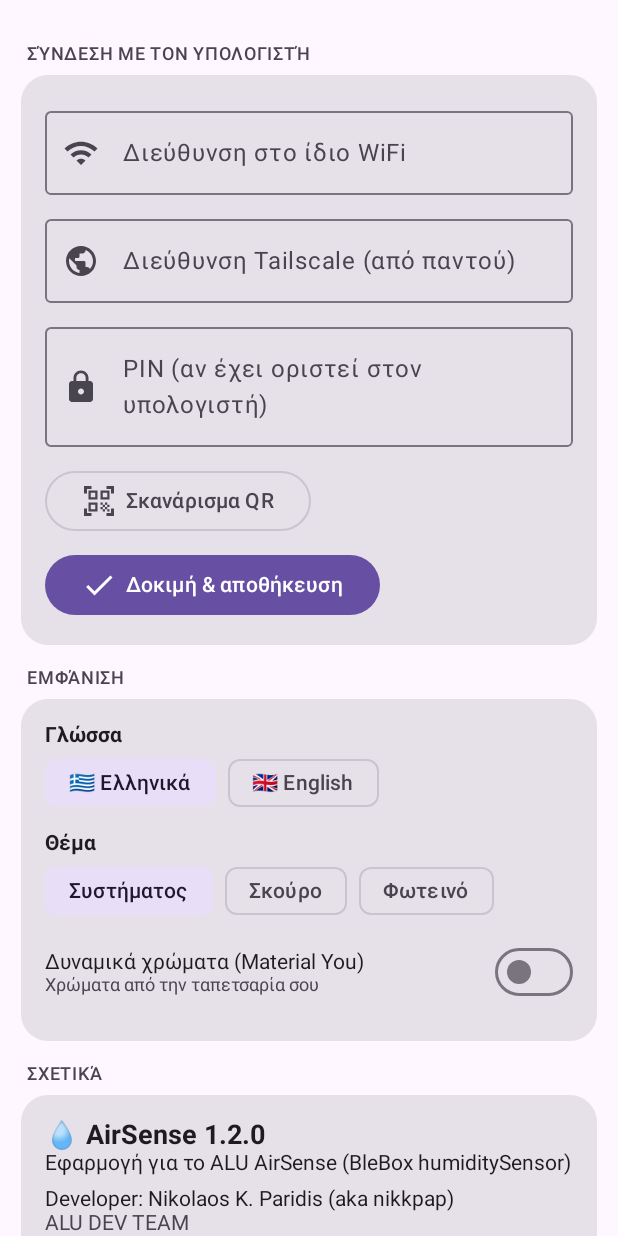
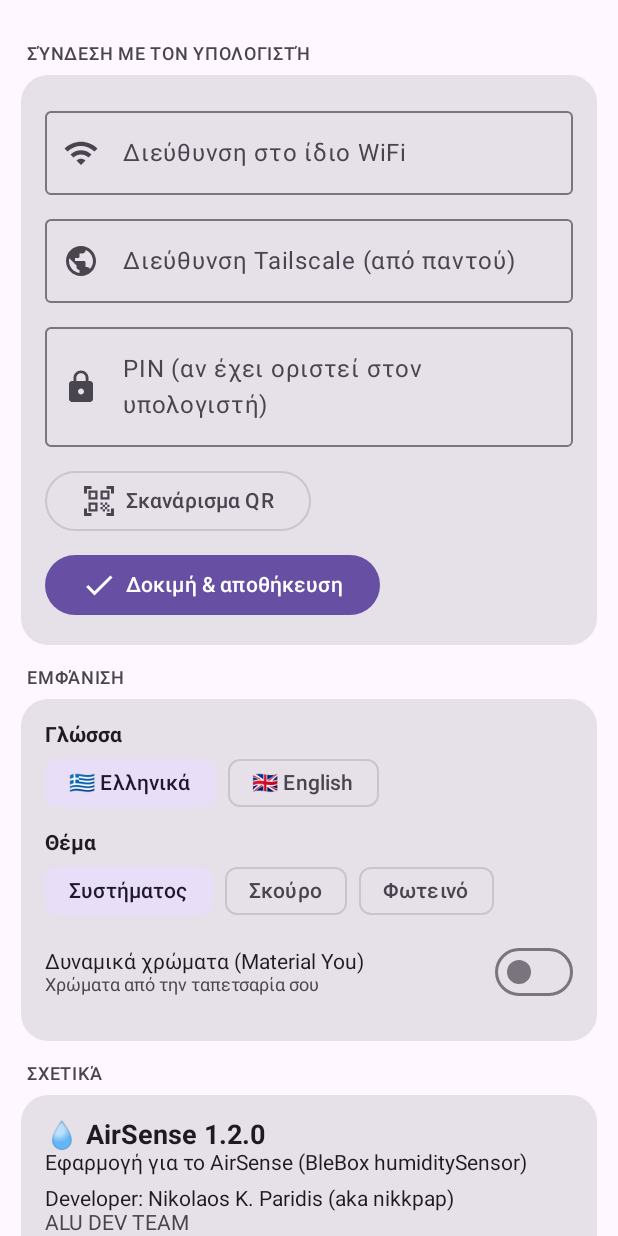
Before and after one commit to nikkpap/AirSense, an Android app built with Jetpack Compose: the composable SettingsScreen shown on its own in the app's theme, on a phone screen of 412 x 824 dp. Run offline under Robolectric (Android 15) with nearby library versions, the phone set to English and light mode, and no system bars; libraries missing offline, so code that uses them is left out: com.google.mlkit.vision.

Commit message:
Όνομα: AirSense (χωρίς ALU) · Android debug APK όταν δεν υπάρχει κλειδί υπογραφής
Co-Authored-By: Claude Opus 5.5 <noreply@anthropic.com>
Claude-Session: https://claude.ai/code/session_01XQ2geKdyRBE4hvp9Da3vYn

```diff
--- a/android/app/src/main/java/gr/nikkpap/airsense/data/Api.kt
+++ b/android/app/src/main/java/gr/nikkpap/airsense/data/Api.kt
@@ -12,7 +12,7 @@ class ApiException(msg: String, val code: Int = 0) : Exception(msg)
 fun enc(s: String): String = URLEncoder.encode(s, "UTF-8")
 
 /**
- * Client για τον server του ALU AirSense (.pyw).
+ * Client για τον server του AirSense (.pyw).
  * Δοκιμάζει πρώτα τη διεύθυνση που δούλεψε τελευταία, μετά τοπική και Tailscale.
  */
 class Api(private val p: Prefs) {
--- a/android/app/src/main/java/gr/nikkpap/airsense/ui/ManageScreen.kt
+++ b/android/app/src/main/java/gr/nikkpap/airsense/ui/ManageScreen.kt
@@ -40,7 +40,7 @@ fun ManageScreen(vm: MainViewModel, ui: UiState) {
         // ── υπολογιστής ──
         item {
             HCard {
-                Text("💻 ALU AirSense ${st?.version ?: ""}", fontWeight = FontWeight.Bold)
+                Text("💻 AirSense ${st?.version ?: ""}", fontWeight = FontWeight.Bold)
                 Text(vm.api.currentBase(), fontSize = 12.sp, color = MaterialTheme.colorScheme.onSurfaceVariant)
                 if (st != null) Text(tr("Μέτρηση κάθε ${st.pollSeconds}″", "Measuring every ${st.pollSeconds}″"), fontSize = 13.sp)
                 if (st?.scanRunning == true) {
--- a/android/app/src/main/java/gr/nikkpap/airsense/ui/SettingsScreen.kt
+++ b/android/app/src/main/java/gr/nikkpap/airsense/ui/SettingsScreen.kt
@@ -45,14 +45,14 @@ fun SettingsScreen(vm: MainViewModel, ui: UiState) {
         SectionTitle(tr("Σχετικά", "About"))
         HCard {
             Text("💧 AirSense ${BuildConfig.VERSION_NAME}", fontWeight = FontWeight.Bold, fontSize = 18.sp)
-            Text(tr("Εφαρμογή για το ALU AirSense (BleBox humiditySensor)", "Companion app for ALU AirSense (BleBox humiditySensor)"))
+            Text(tr("Εφαρμογή για το AirSense (BleBox humiditySensor)", "Companion app for AirSense (BleBox humiditySensor)"))
             Spacer(Modifier.height(8.dp))
             Text("Developer: Nikolaos K. Paridis (aka nikkpap)")
             Text("ALU DEV TEAM", color = MaterialTheme.colorScheme.onSurfaceVariant)
             Spacer(Modifier.height(8.dp))
             Text(tr("Καιρός: Open-Meteo.com (CC BY 4.0)", "Weather data: Open-Meteo.com (CC BY 4.0)"), fontSize = 12.sp,
                 color = MaterialTheme.colorScheme.onSurfaceVariant)
-            Text(tr("Server: ALU AirSense v1.4.1+ στον υπολογιστή (λεκτικά μέσα/έξω: v1.5.8+)", "Server: ALU AirSense v1.4.1+ on the PC (in/out labels: v1.5.8+)"),
+            Text(tr("Server: AirSense v1.4.1+ στον υπολογιστή (λεκτικά μέσα/έξω: v1.5.8+)", "Server: AirSense v1.4.1+ on the PC (in/out labels: v1.5.8+)"),
                 fontSize = 12.sp, color = MaterialTheme.colorScheme.onSurfaceVariant)
             Spacer(Modifier.height(8.dp))
             OutlinedButton(onClick = { vm.resetSetup() }) { Text(tr("Οδηγός σύνδεσης από την αρχή", "Run connection setup again")) }
--- a/android/app/src/main/java/gr/nikkpap/airsense/work/Checker.kt
+++ b/android/app/src/main/java/gr/nikkpap/airsense/work/Checker.kt
@@ -33,8 +33,8 @@ object Checker {
                 p.setActive("server", true)
                 Notifier.alert(
                     ctx, "server", p.t("⚠ Ο υπολογιστής δεν απαντά", "⚠ Server not reachable"),
-                    p.t("Το ALU AirSense στον υπολογιστή δεν απαντά. Είναι ανοιχτός ο υπολογιστής / το Tailscale;",
-                        "ALU AirSense on the PC is not responding. Is the PC / Tailscale on?") + "\n" + (e.message ?: "")
+                    p.t("Το AirSense στον υπολογιστή δεν απαντά. Είναι ανοιχτός ο υπολογιστής / το Tailscale;",
+                        "AirSense on the PC is not responding. Is the PC / Tailscale on?") + "\n" + (e.message ?: "")
                 )
             }
             return CheckResult(null, cachedWeather(p))
--- a/android/build.gradle.kts
+++ b/android/build.gradle.kts
@@ -1,4 +1,4 @@
-// ALU AirSense (Android) — Nikolaos K. Paridis (aka nikkpap) · ALU DEV TEAM
+// AirSense (Android) — Nikolaos K. Paridis (aka nikkpap) · ALU DEV TEAM
 plugins {
     id("com.android.application") version "8.11.1" apply false
     id("org.jetbrains.kotlin.android") version "2.2.0" apply false
```
Also changed, not shown: android/app/src/main/java/gr/nikkpap/airsense/ui/App.kt (+4 -4 lines), 9 other files.
